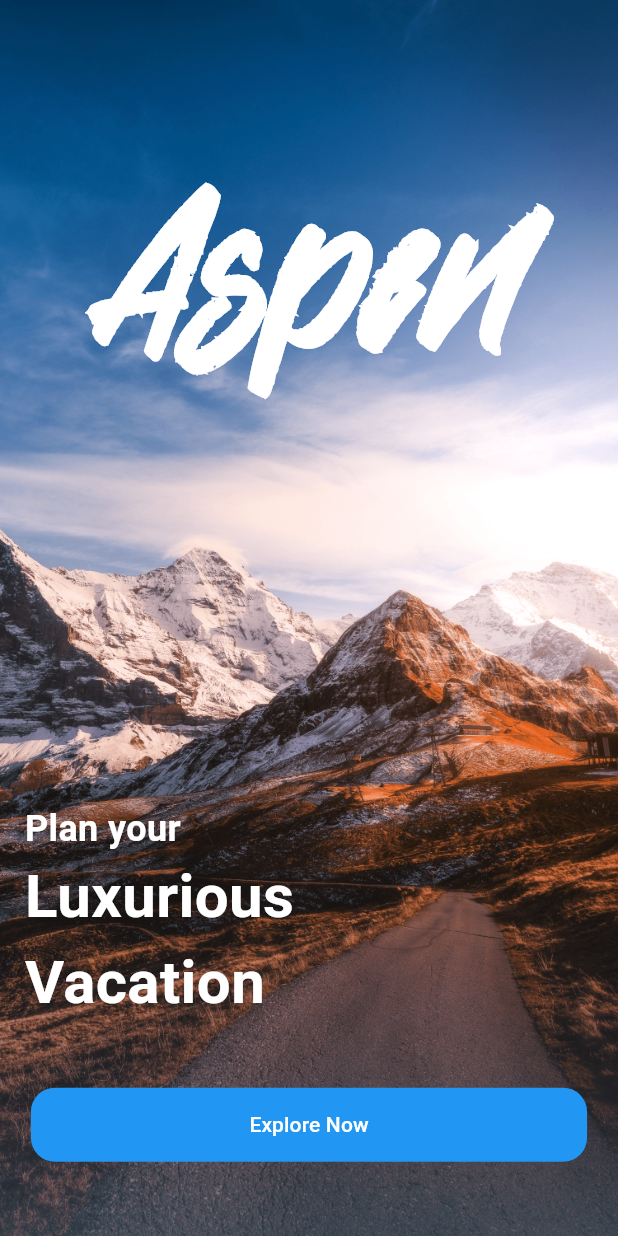
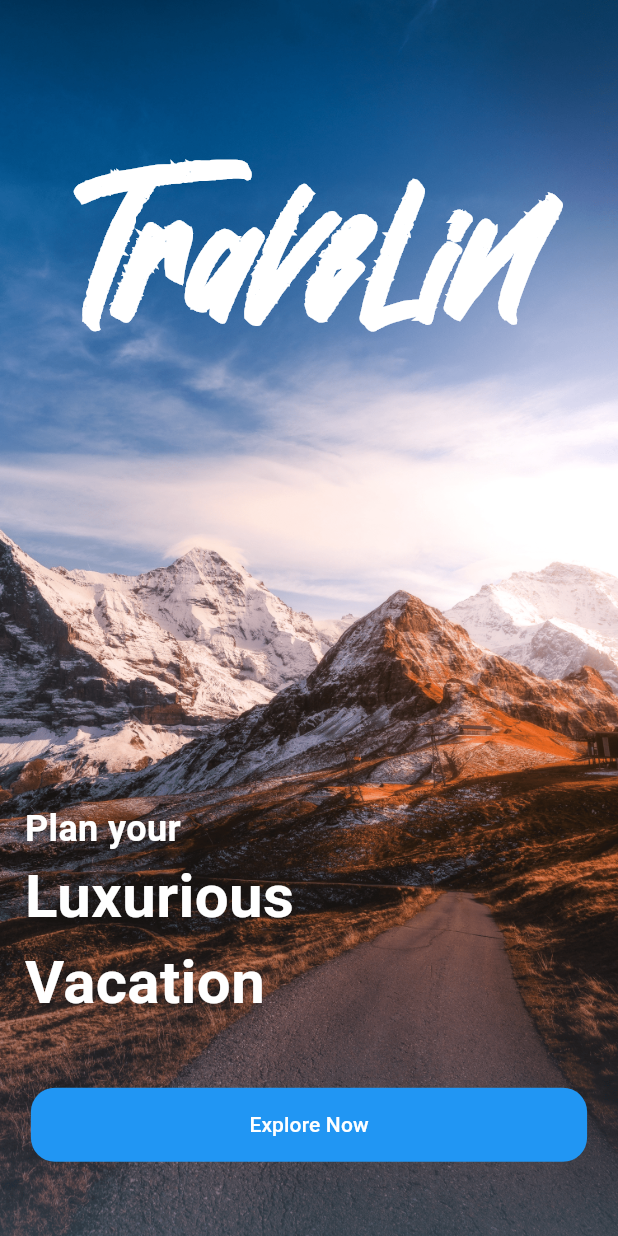
Before and after one commit to ixons/ApenTravel, a Flutter app: the screen it shows after launch, on a phone screen of 412 x 824 dp. Run offline on Flutter 3.47's test engine with Material 3 defaults, Android fonts, the phone set to English and light mode, and no system bars; Roboto replaces fonts that are missing (Montserrat).

Commit message:
update version

```diff
--- a/lib/views/Welcome/view/welcome_view.dart
+++ b/lib/views/Welcome/view/welcome_view.dart
@@ -14,7 +14,7 @@ class WelcomePage extends StatefulWidget {
 
 class _WelcomePageState extends State<WelcomePage> {
   final String _WelcomePageImage = 'assets/png/WelcomePageImage.png';
-  final String textAspen = 'Aspen';
+  final String textAspen = 'TraveLin';
   final String textPlanYour = 'Plan your';
   final String textLuxurious = 'Luxurious Vacation';
   @override
@@ -40,7 +40,7 @@ class _WelcomePageState extends State<WelcomePage> {
             child: TextWidget(
               text: textAspen,
               fontFamily: 'Hiatus',
-              fontSize: 150,
+              fontSize: 130,
             ),
           ),
           Container(
```
